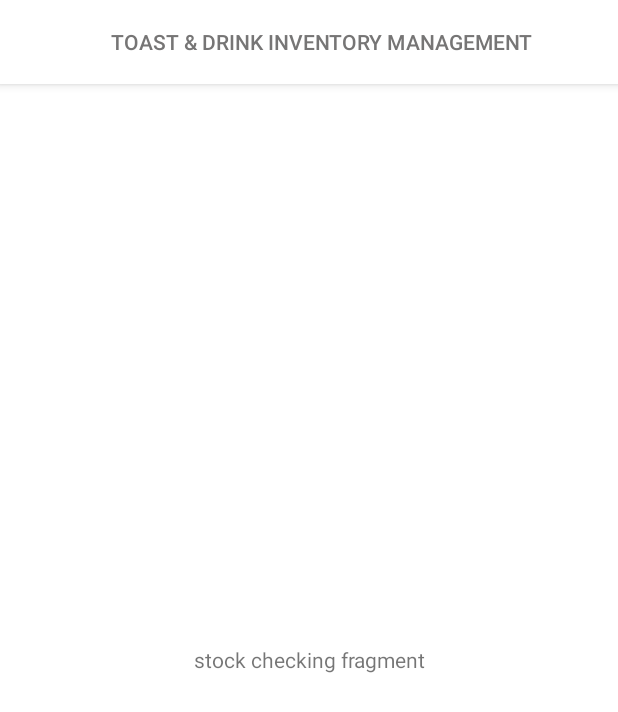
After one commit to Mlkaz3/InventoryApp, an Android app: the fragment StockCheckingFragment placed in its activity, on a phone screen of 412 x 824 dp. The commit adds this screen. Shown: the top 712 px of the screen. Run offline under Robolectric (Android 15) with nearby library versions, the phone set to English and light mode, and no system bars.

Commit message:
Fragment Implementation Done. Next Step: Inventory Fragment with Recycler View

```diff
--- a/app/build.gradle
+++ b/app/build.gradle
@@ -40,6 +40,7 @@ dependencies {
     implementation 'androidx.core:core-ktx:1.3.2'
     implementation 'androidx.appcompat:appcompat:1.2.0'
     implementation 'androidx.constraintlayout:constraintlayout:2.0.4'
+    implementation 'androidx.legacy:legacy-support-v4:1.0.0'
     testImplementation 'junit:junit:4.+'
     androidTestImplementation 'androidx.test.ext:junit:1.1.2'
     androidTestImplementation 'androidx.test.espresso:espresso-core:3.3.0'
--- /dev/null
+++ b/app/src/main/java/com/example/inventoryapp/HomepageFragment.kt
@@ -0,0 +1,59 @@
+package com.example.inventoryapp
+
+import android.os.Bundle
+import androidx.fragment.app.Fragment
+import android.view.LayoutInflater
+import android.view.View
+import android.view.ViewGroup
+
+// TODO: Rename parameter arguments, choose names that match
+// the fragment initialization parameters, e.g. ARG_ITEM_NUMBER
+private const val ARG_PARAM1 = "param1"
+private const val ARG_PARAM2 = "param2"
+
+/**
+ * A simple [Fragment] subclass.
+ * Use the [HomepageFragment.newInstance] factory method to
+ * create an instance of this fragment.
+ */
+class HomepageFragment : Fragment() {
+    // TODO: Rename and change types of parameters
+    private var param1: String? = null
+    private var param2: String? = null
+
+    override fun onCreate(savedInstanceState: Bundle?) {
+        super.onCreate(savedInstanceState)
+        arguments?.let {
+            param1 = it.getString(ARG_PARAM1)
+            param2 = it.getString(ARG_PARAM2)
+        }
+    }
+
+    override fun onCreateView(
+        inflater: LayoutInflater, container: ViewGroup?,
+        savedInstanceState: Bundle?
+    ): View? {
+        // Inflate the layout for this fragment
+        return inflater.inflate(R.layout.fragment_homepage, container, false)
+    }
+
+    companion object {
+        /**
+         * Use this factory method to create a new instance of
+         * this fragment using the provided parameters.
+         *
+         * @param param1 Parameter 1.
+         * @param param2 Parameter 2.
+         * @return A new instance of fragment HomepageFragment.
+         */
+        // TODO: Rename and change types and number of parameters
+        @JvmStatic
+        fun newInstance(param1: String, param2: String) =
+            HomepageFragment().apply {
+                arguments = Bundle().apply {
+                    putString(ARG_PARAM1, param1)
+                    putString(ARG_PARAM2, param2)
+                }
+            }
+    }
+}
--- /dev/null
+++ b/app/src/main/java/com/example/inventoryapp/StockCheckingFragment.kt
@@ -0,0 +1,57 @@
+package com.example.inventoryapp
+
+import android.os.Bundle
+import androidx.fragment.app.Fragment
+import android.view.LayoutInflater
+import android.view.View
+import android.view.ViewGroup
+
+// TODO: Rename parameter arguments, choose names that match
+// the fragment initialization parameters, e.g. ARG_ITEM_NUMBER
+private const val ARG_PARAM1 = "param1"
+private const val ARG_PARAM2 = "param2"
+
+/**
+ * A simple [Fragment] subclass.
+ * Use the [StockCheckingFragment.newInstance] factory method to
+ * create an instance of this fragment.
+ */
+class StockCheckingFragment : Fragment() {
+    // TODO: Rename and change types of parameters
+    private var param1: String? = null
+    private var param2: String? = null
+
+    override fun onCreate(savedInstanceState: Bundle?) {
+        super.onCreate(savedInstanceState)
+        arguments?.let {
+            param1 = it.getString(ARG_PARAM1)
+            param2 = it.getString(ARG_PARAM2)
+        }
+    }
+
+    override fun onCreateView(inflater: LayoutInflater, container: ViewGroup?,
+                              savedInstanceState: Bundle?): View? {
+        // Inflate the layout for this fragment
+        return inflater.inflate(R.layout.fragment_stock_checking, container, false)
+    }
+
+    companion object {
+        /**
+         * Use this factory method to create a new instance of
+         * this fragment using the provided parameters.
+         *
+         * @param param1 Parameter 1.
+         * @param param2 Parameter 2.
+         * @return A new instance of fragment StockCheckingFragment.
+         */
+        // TODO: Rename and change types and number of parameters
+        @JvmStatic
+        fun newInstance(param1: String, param2: String) =
+                StockCheckingFragment().apply {
+                    arguments = Bundle().apply {
+                        putString(ARG_PARAM1, param1)
+                        putString(ARG_PARAM2, param2)
+                    }
+                }
+    }
+}
--- a/app/src/main/res/layout/content_main.xml
+++ b/app/src/main/res/layout/content_main.xml
@@ -1,14 +1,13 @@
 <?xml version="1.0" encoding="utf-8"?>
 <LinearLayout xmlns:android="http://schemas.android.com/apk/res/android"
+    xmlns:app="http://schemas.android.com/apk/res-auto"
     android:layout_width="match_parent"
     android:layout_height="match_parent"
-    xmlns:app="http://schemas.android.com/apk/res-auto"
     android:orientation="vertical">
 
     <com.google.android.material.appbar.AppBarLayout
         android:layout_width="match_parent"
-        android:layout_height="wrap_content"
-        >
+        android:layout_height="wrap_content">
 
         <androidx.appcompat.widget.Toolbar
             android:id="@+id/toolbar"
@@ -39,28 +38,13 @@
 
     </com.google.android.material.appbar.AppBarLayout>
 
-    <LinearLayout
+    <FrameLayout
+        android:id="@+id/frame_layout"
         android:layout_width="match_parent"
-        android:layout_height="match_parent"
-        android:orientation="vertical"
-        android:gravity="center">
+        android:layout_height="match_parent">
 
-        <TextView
-            android:layout_width="255dp"
-            android:layout_height="wrap_content"
-            android:fontFamily="sans-serif-medium"
-            android:gravity="center"
-            android:text="@string/main_text"
-            android:textColor="#070707"
-            android:textSize="20sp" />
 
-        <ImageView
-            android:id="@+id/imageView"
-            android:layout_width="wrap_content"
-            android:layout_height="wrap_content"
-            android:layout_marginTop="80sp"
-            app:srcCompat="@drawable/backgroud" />
+    </FrameLayout>
 
-    </LinearLayout>
 
 </LinearLayout>
--- /dev/null
+++ b/app/src/main/res/layout/fragment_stock_checking.xml
@@ -0,0 +1,15 @@
+<?xml version="1.0" encoding="utf-8"?>
+<FrameLayout xmlns:android="http://schemas.android.com/apk/res/android"
+    xmlns:tools="http://schemas.android.com/tools"
+    android:layout_width="match_parent"
+    android:layout_height="match_parent"
+    tools:context=".StockCheckingFragment">
+
+    <!-- TODO: Update blank fragment layout -->
+    <TextView
+        android:layout_width="match_parent"
+        android:layout_height="match_parent"
+        android:text="stock checking fragment"
+        android:gravity="center"/>
+
+</FrameLayout>
--- a/app/src/main/res/values/strings.xml
+++ b/app/src/main/res/values/strings.xml
@@ -2,4 +2,6 @@
     <string name="app_name">InventoryApp</string>
     <string name="main_text">Slide for menu to start manage inventory.</string>
     <string name="title">Toast &amp; Drink Inventory Management</string>
+    <!-- TODO: Remove or change this placeholder text -->
+    <string name="hello_blank_fragment">Hello blank fragment</string>
 </resources>
```
Also changed, not shown: app/src/main/java/com/example/inventoryapp/HistoryFragment.kt (added, +59 -0 lines), app/src/main/java/com/example/inventoryapp/InventoryFragment.kt (added, +57 -0 lines), app/src/main/java/com/example/inventoryapp/MainActivity.kt (+63 -5 lines), app/src/main/java/com/example/inventoryapp/StockUsageFragment.kt (added, +57 -0 lines), app/src/main/java/com/example/inventoryapp/UpdateInventoryFragment.kt (added, +57 -0 lines), app/src/main/res/layout/fragment_history.xml (added, +15 -0 lines), app/src/main/res/layout/fragment_homepage.xml (added, +33 -0 lines), app/src/main/res/layout/fragment_inventory.xml (added, +15 -0 lines), app/src/main/res/layout/fragment_stock_usage.xml (added, +16 -0 lines), app/src/main/res/layout/fragment_update_inventory.xml (added, +15 -0 lines).
